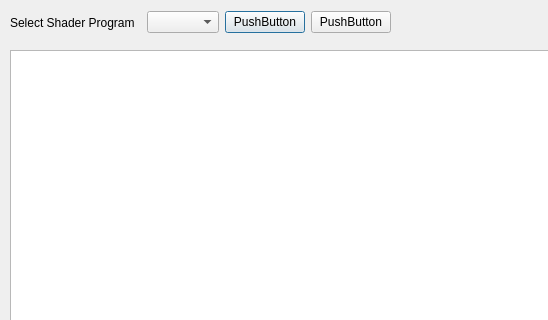
Old version of the form ShaderEditDialog.ui in the repository StanlyChen/Rain; both pictures show x 0 to 548 and y 0 to 320 of the 930 by 553 pixel window.
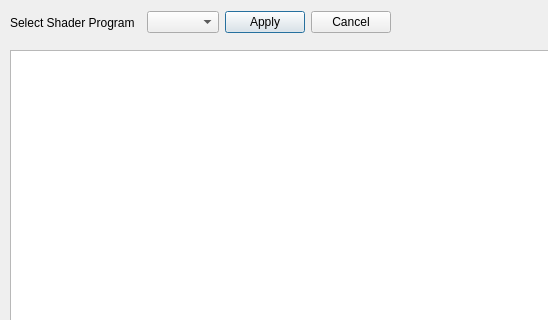
New version of the form.

What changed in the file:
```diff
--- a/ShaderEditDialog.ui
+++ b/ShaderEditDialog.ui
@@ -46,14 +46,14 @@
     <item>
      <widget class="QPushButton" name="apply_btn">
       <property name="text">
-       <string>PushButton</string>
+       <string>Apply</string>
       </property>
      </widget>
     </item>
     <item>
      <widget class="QPushButton" name="cancel_btn">
       <property name="text">
-       <string>PushButton</string>
+       <string>Cancel</string>
       </property>
      </widget>
     </item>
```
Left out of the diff: 6 changed lines with no effect on the pictures.
